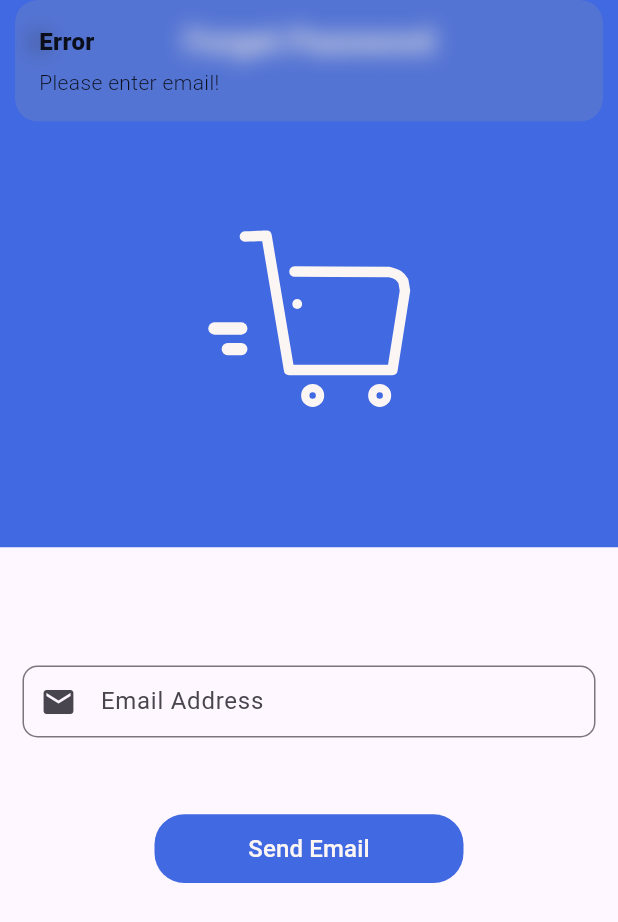
After one commit to hashirSoomro/E-Commerce_App, a Flutter app: the ForgetPasswordScreen screen opened directly, after a tap on "Send Email", on a phone screen of 412 x 824 dp. The commit adds this screen. Shown: the top 922 px of the screen. Run offline on Flutter 3.47's test engine with Material 3 defaults, Android fonts, the phone set to English and light mode, and no system bars; our stand-ins replace cloud_firestore, firebase_auth, firebase_core, flutter_easyloading, flutter_keyboard_visibility, get and 2 more; accounts and stored records are empty.

Commit message:
Create forget password method
Create forget password method using controller

```diff
--- /dev/null
+++ b/lib/controllers/forget-password-controller.dart
@@ -0,0 +1,37 @@
+// ignore_for_file: file_names, unused_field, body_might_complete_normally_nullable, unused_local_variable, prefer_const_constructors
+
+import 'package:cloud_firestore/cloud_firestore.dart';
+import 'package:e_comm/screens/auth-ui/sign-in-screen.dart';
+import 'package:firebase_auth/firebase_auth.dart';
+import 'package:flutter_easyloading/flutter_easyloading.dart';
+import 'package:get/get.dart';
+
+import '../utils/app-constant.dart';
+
+class ForgetPasswordController extends GetxController {
+  final FirebaseAuth _auth = FirebaseAuth.instance;
+  final FirebaseFirestore _firestore = FirebaseFirestore.instance;
+
+  Future<void> forgetPasswordMethod(
+    String userEmail,
+  ) async {
+    try {
+      EasyLoading.show(status: "Please wait");
+      await _auth.sendPasswordResetEmail(email: userEmail);
+      Get.snackbar("Request sent successfully.",
+          "Password reset link sent to $userEmail",
+          snackPosition: SnackPosition.BOTTOM,
+          backgroundColor: AppConstant.appSecondaryColor,
+          colorText: AppConstant.appTextColor);
+
+      Get.offAll(() => SignInScreen());
+      EasyLoading.dismiss();
+    } on FirebaseAuthException catch (e) {
+      EasyLoading.dismiss();
+      Get.snackbar("Error", "$e",
+          snackPosition: SnackPosition.BOTTOM,
+          backgroundColor: AppConstant.appSecondaryColor,
+          colorText: AppConstant.appTextColor);
+    }
+  }
+}
--- /dev/null
+++ b/lib/screens/auth-ui/forget-password-screen.dart
@@ -0,0 +1,104 @@
+// ignore_for_file: avoid_unnecessary_containers, prefer_const_constructors, prefer_const_literals_to_create_immutables, unused_local_variable, file_names
+
+import 'package:firebase_auth/firebase_auth.dart';
+import 'package:flutter/material.dart';
+import 'package:flutter/widgets.dart';
+import 'package:flutter_keyboard_visibility/flutter_keyboard_visibility.dart';
+import 'package:get/get.dart';
+import 'package:lottie/lottie.dart';
+
+import '../../controllers/forget-password-controller.dart';
+import '../../utils/app-constant.dart';
+import 'sign-up-screen.dart';
+
+class ForgetPasswordScreen extends StatefulWidget {
+  const ForgetPasswordScreen({super.key});
+
+  @override
+  State<ForgetPasswordScreen> createState() => _ForgetPasswordScreenState();
+}
+
+class _ForgetPasswordScreenState extends State<ForgetPasswordScreen> {
+  final ForgetPasswordController forgetPasswordController =
+      Get.put(ForgetPasswordController());
+  TextEditingController userEmail = TextEditingController();
+
+  @override
+  Widget build(BuildContext context) {
+    return KeyboardVisibilityBuilder(builder: (context, isKeyboardVisible) {
+      return Scaffold(
+        appBar: AppBar(
+          backgroundColor: AppConstant.appSecondaryColor,
+          title: Text(
+            "Forget Password",
+            style: TextStyle(
+                color: AppConstant.appTextColor, fontWeight: FontWeight.bold),
+          ),
+          centerTitle: true,
+        ),
+        body: Container(
+          child: Column(
+            children: [
+              isKeyboardVisible
+                  ? SizedBox.shrink()
+                  : Column(
+                      children: [
+                        Lottie.asset("assets/images/splash-icon.json")
+                      ],
+                    ),
+              SizedBox(
+                height: Get.height / 12,
+              ),
+              Container(
+                  margin: EdgeInsets.symmetric(horizontal: 5),
+                  width: Get.width,
+                  child: Padding(
+                    padding: const EdgeInsets.all(10.0),
+                    child: TextFormField(
+                      controller: userEmail,
+                      cursorColor: AppConstant.appSecondaryColor,
+                      keyboardType: TextInputType.emailAddress,
+                      decoration: InputDecoration(
+                          hintText: "Email Address",
+                          prefixIcon: Icon(Icons.email),
+                          contentPadding: EdgeInsets.only(top: 2.0, left: 8.0),
+                          border: OutlineInputBorder(
+                              borderRadius: BorderRadius.circular(10))),
+                    ),
+                  )),
+              SizedBox(
+                height: Get.height / 20,
+              ),
+              Material(
+                child: Container(
+                  width: Get.width / 2,
+                  height: Get.height / 18,
+                  decoration: BoxDecoration(
+                      color: AppConstant.appSecondaryColor,
+                      borderRadius: BorderRadius.circular(20)),
+                  child: TextButton(
+                    child: Text(
+                      "Send Email",
+                      style: TextStyle(
+                          color: AppConstant.appTextColor, fontSize: 16),
+                    ),
+                    onPressed: () async {
+                      String email = userEmail.text.trim();
+
+                      if (email.isEmpty) {
+                        Get.snackbar("Error", "Please enter email!");
+                      } else {
+                        String email = userEmail.text.trim();
+                        forgetPasswordController.forgetPasswordMethod(email);
+                      }
+                    },
+                  ),
+                ),
+              ),
+            ],
+          ),
+        ),
+      );
+    });
+  }
+}
--- a/lib/screens/auth-ui/sign-in-screen.dart
+++ b/lib/screens/auth-ui/sign-in-screen.dart
@@ -10,6 +10,7 @@ import 'package:get/get.dart';
 import 'package:lottie/lottie.dart';
 
 import '../../utils/app-constant.dart';
+import 'forget-password-screen.dart';
 import 'sign-up-screen.dart';
 
 class SignInScreen extends StatefulWidget {
@@ -101,11 +102,16 @@ class _SignInScreenState extends State<SignInScreen> {
               Container(
                 margin: EdgeInsets.symmetric(horizontal: 15),
                 alignment: Alignment.centerRight,
-                child: Text(
-                  "Forgot Password?",
-                  style: TextStyle(
-                      color: AppConstant.appSecondaryColor,
-                      fontWeight: FontWeight.bold),
+                child: GestureDetector(
+                  onTap: () {
+                    Get.to(() => ForgetPasswordScreen());
+                  },
+                  child: Text(
+                    "Forgot Password?",
+                    style: TextStyle(
+                        color: AppConstant.appSecondaryColor,
+                        fontWeight: FontWeight.bold),
+                  ),
                 ),
               ),
               SizedBox(
```
